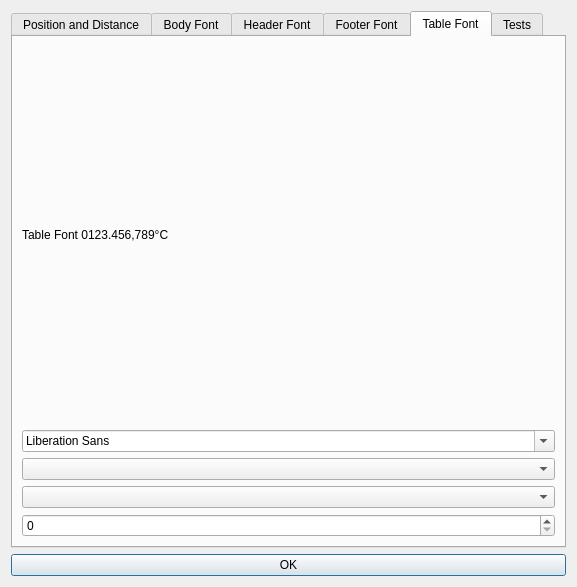
Qt form localStationCS/settings.ui (Gnoumy/RaspMeteo) before a commit.
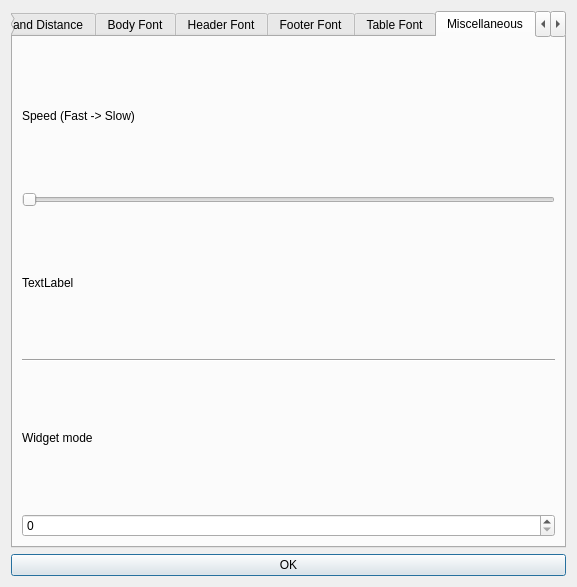
The same form after that commit. Custom widgets are drawn as their Qt base class.

Commit message: Settings: update du .ui

```diff
--- a/localStationCS/settings.ui
+++ b/localStationCS/settings.ui
@@ -24,7 +24,7 @@
    <item row="0" column="0">
     <widget class="QTabWidget" name="tabWidget">
      <property name="currentIndex">
-      <number>4</number>
+      <number>5</number>
      </property>
      <widget class="QWidget" name="tabPosition">
       <attribute name="title">
@@ -191,6 +191,55 @@
        </item>
       </layout>
      </widget>
+     <widget class="QWidget" name="tabMiscellaneous">
+      <attribute name="title">
+       <string>Miscellaneous</string>
+      </attribute>
+      <layout class="QGridLayout" name="gridLayout_7">
+       <item row="0" column="0">
+        <layout class="QVBoxLayout" name="verticalLayout_4">
+         <item>
+          <widget class="QLabel" name="scrollingSpeedLabel">
+           <property name="text">
+            <string>Speed (Fast -&gt; Slow)</string>
+           </property>
+          </widget>
+         </item>
+         <item>
+          <widget class="QSlider" name="scrollingSpeedHorizontalSlider">
+           <property name="orientation">
+            <enum>Qt::Horizontal</enum>
+           </property>
+          </widget>
+         </item>
+         <item>
+          <widget class="AutoScrollingLabel" name="autoScrollingLabel">
+           <property name="text">
+            <string>TextLabel</string>
+           </property>
+          </widget>
+         </item>
+         <item>
+          <widget class="Line" name="lineMiscellaneous">
+           <property name="orientation">
+            <enum>Qt::Horizontal</enum>
+           </property>
+          </widget>
+         </item>
+         <item>
+          <widget class="QLabel" name="widgetModeLabel">
+           <property name="text">
+            <string>Widget mode</string>
+           </property>
+          </widget>
+         </item>
+         <item>
+          <widget class="QSpinBox" name="widgetModeSpinBox"/>
+         </item>
+        </layout>
+       </item>
+      </layout>
+     </widget>
      <widget class="QWidget" name="tab">
       <attribute name="title">
        <string>Tests</string>
@@ -253,6 +302,13 @@
    </item>
   </layout>
  </widget>
+ <customwidgets>
+  <customwidget>
+   <class>AutoScrollingLabel</class>
+   <extends>QLabel</extends>
+   <header>autoscrollinglabel.h</header>
+  </customwidget>
+ </customwidgets>
  <tabstops>
   <tabstop>tabWidget</tabstop>
   <tabstop>latDoubleSpinBox</tabstop>
```
